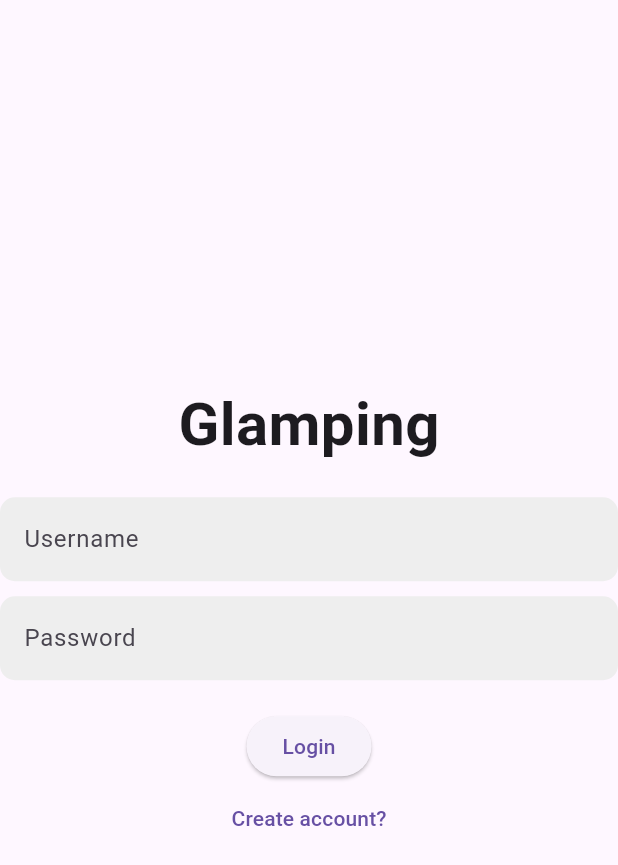
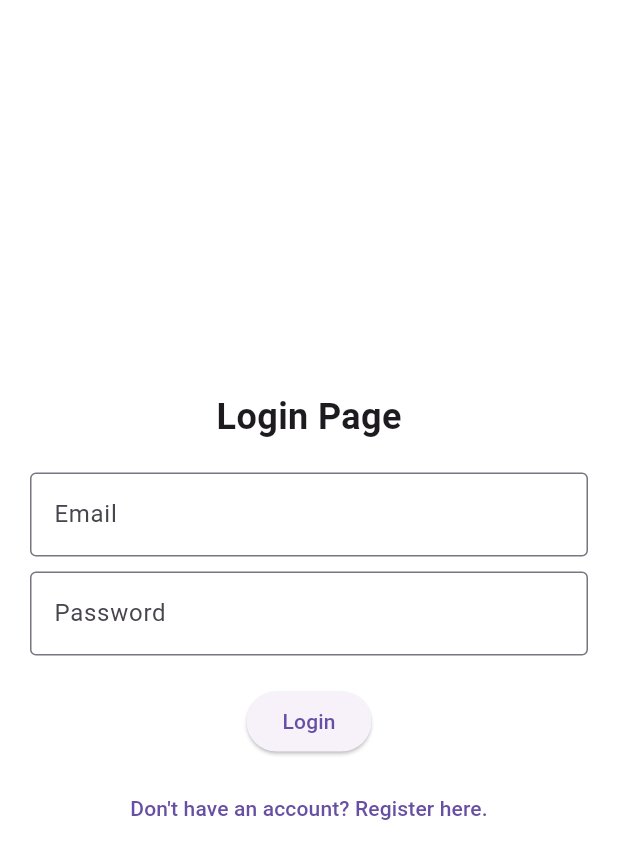
Before and after one commit to CapyBarrr/front-end-mobile, a Flutter app: the screen it shows after launch, on a phone screen of 412 x 824 dp. Shown: the top 865 px of the screen. Run offline on Flutter 3.47's test engine with Material 3 defaults, Android fonts, the phone set to English and light mode, and no system bars.

Commit message:
halaman login
nambah untuk ke halaman register

```diff
--- a/flutter_application_1/lib/view/login.dart
+++ b/flutter_application_1/lib/view/login.dart
@@ -1,63 +1,57 @@
 import 'package:flutter/material.dart';
+import 'register.dart';
 
 class LoginPage extends StatelessWidget {
+  const LoginPage({Key? key}) : super(key: key);
+
   @override
   Widget build(BuildContext context) {
     return Scaffold(
-      body: SafeArea(
+      backgroundColor: Colors.white,
+      body: Padding(
+        padding: const EdgeInsets.all(20.0),
         child: Center(
           child: Column(
             mainAxisAlignment: MainAxisAlignment.center,
             children: [
               Text(
-                'Glamping',
-                style: TextStyle(
-                  fontSize: 40,
-                  fontWeight: FontWeight.bold,
-                  // Tambahkan style font yang Anda inginkan di sini
+                'Login Page',
+                style: TextStyle(fontSize: 24, fontWeight: FontWeight.bold),
+              ),
+              const SizedBox(height: 20),
+              TextField(
+                decoration: InputDecoration(
+                  labelText: 'Email',
+                  border: OutlineInputBorder(),
                 ),
               ),
-              SizedBox(height: 20),
-              TextField(
-                decoration: InputDecoration(
-                  labelText: 'Username',
-                  filled: true,
-                  fillColor: Colors.grey[200],
-                  border: OutlineInputBorder(
-                    borderRadius: BorderRadius.circular(10),
-                    borderSide: BorderSide.none,
-                  ),
-                ),
-              ),
-              SizedBox(height: 10),
+              const SizedBox(height: 10),
               TextField(
                 obscureText: true,
                 decoration: InputDecoration(
                   labelText: 'Password',
-                  filled: true,
-                  fillColor: Colors.grey[200],
-                  border: OutlineInputBorder(
-                    borderRadius: BorderRadius.circular(10),
-                    borderSide: BorderSide.none,
-                  ),
+                  border: OutlineInputBorder(),
                 ),
               ),
-              SizedBox(height: 20),
+              const SizedBox(height: 20),
               ElevatedButton(
                 onPressed: () {
-                  // Tambahkan logika ketika tombol "Login" ditekan
-                  // Misalnya, navigasi ke halaman home
-                  Navigator.pushNamed(context, '/home');
+                  // Handle login
                 },
-                child: Text('Login'),
+                child: const Text('Login'),
               ),
+              const SizedBox(height: 10),
               TextButton(
                 onPressed: () {
-                  // Tambahkan logika ketika tombol "Create account?" ditekan
-                  // Misalnya, navigasi ke halaman registrasi
-                  Navigator.pushNamed(context, '/register');
+                  // Navigasi ke halaman Register
+                  Navigator.push(
+                    context,
+                    MaterialPageRoute(
+                      builder: (context) => const RegisterPage(),
+                    ),
+                  );
                 },
-                child: Text('Create account?'),
+                child: const Text("Don't have an account? Register here."),
               ),
             ],
           ),
```
Also changed, not shown: flutter_application_1/lib/view/register.dart (+94 -0 lines).
